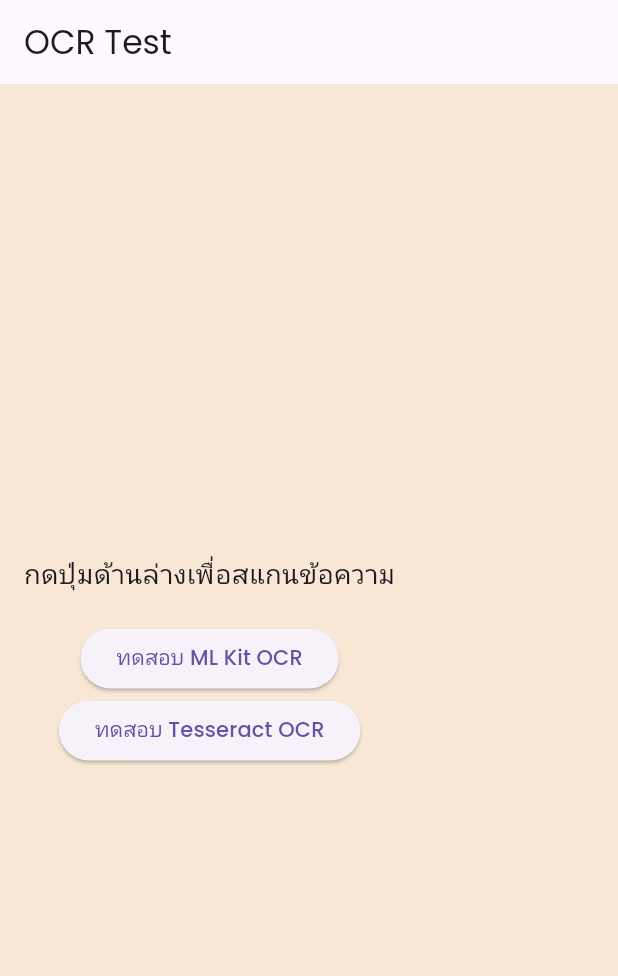
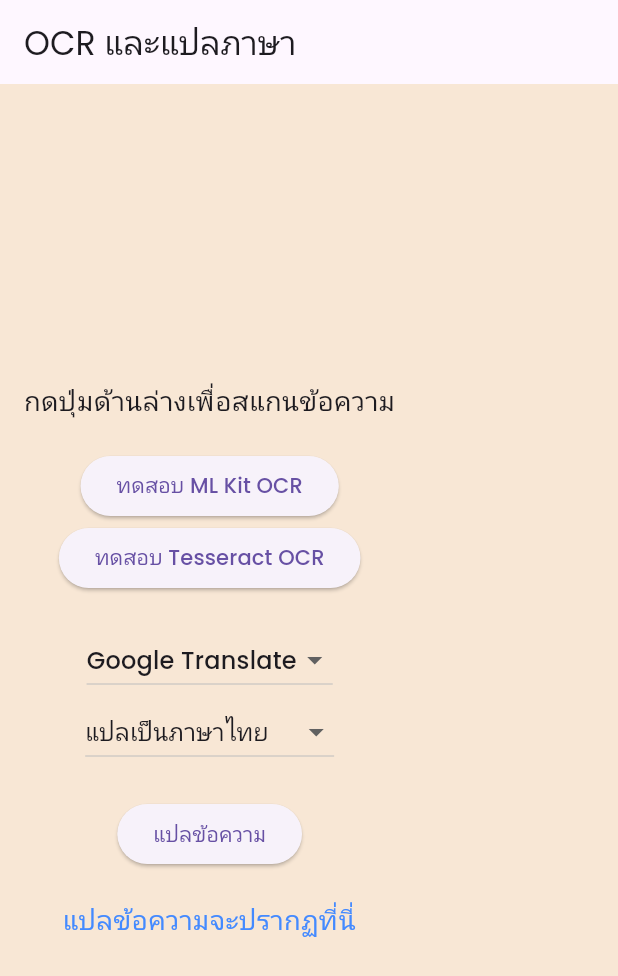
Before and after one commit to Chocomintgirls/ScreenTranslatorApp, a Flutter app: the screen it shows after launch, on a phone screen of 412 x 824 dp. Shown: the top 976 px of the screen. Run offline on Flutter 3.47's test engine with Material 3 defaults, Android fonts, the phone set to English and light mode, and no system bars; our stand-ins replace google_fonts, image_picker, permission_handler, screenshot, shared_preferences; missing offline and left inert: flutter_overlay_window, flutter_tesseract_ocr, google_mlkit_text_recognition, translator.

Commit message:
update google translate

```diff
--- a/lib/main.dart
+++ b/lib/main.dart
@@ -9,6 +9,7 @@
 import 'package:path_provider/path_provider.dart';
 import 'package:google_mlkit_text_recognition/google_mlkit_text_recognition.dart';
 import 'package:flutter_tesseract_ocr/flutter_tesseract_ocr.dart';
+import 'package:screentranslator/TranslationService.dart';
 
 import 'FloatingButton.dart';
 
@@ -95,6 +96,9 @@
 
 class _WelcomeScreenState extends State<WelcomeScreen> {
   String extractedText = "กดปุ่มด้านล่างเพื่อสแกนข้อความ";
+  String translatedText = "แปลข้อความจะปรากฏที่นี่";
+  String selectedTranslationAPI = "google"; // ค่าเริ่มต้นเป็น Google Translate
+  String selectedTargetLanguage = "th"; // ค่าเริ่มต้นเป็นภาษาไทย
 
   Future<void> pickImageAndExtractText(String ocrEngine) async {
     final picker = ImagePicker();
@@ -103,10 +107,26 @@
     if (pickedFile == null) return;
 
     final imageBytes = await File(pickedFile.path).readAsBytes();
-    final text = await extractText(Uint8List.fromList(imageBytes), ocrEngine: ocrEngine);
+    final text = await TranslationService.extractText(Uint8List.fromList(imageBytes), ocrEngine: ocrEngine);
 
     setState(() {
       extractedText = text;
+    });
+  }
+
+  Future<void> translateExtractedText() async {
+    if (extractedText.isEmpty || extractedText == "กดปุ่มด้านล่างเพื่อสแกนข้อความ") {
+      return;
+    }
+
+    String translated = await TranslationService.translateText(
+      extractedText,
+      toLanguage: selectedTargetLanguage,
+      translationAPI: selectedTranslationAPI,
+    );
+
+    setState(() {
+      translatedText = translated;
     });
   }
 
@@ -123,7 +143,8 @@
       return recognizedText.text;
     } else {
       final extractedText = await FlutterTesseractOcr.extractText(
-        tempPath, language: 'eng',
+        tempPath,
+        language: 'eng',
         args: {"psm": "4", "preserve_interword_spaces": "1"},
       );
       return extractedText;
@@ -133,13 +154,17 @@
   @override
   Widget build(BuildContext context) {
     return Scaffold(
-      appBar: AppBar(title: Text("OCR Test")),
+      appBar: AppBar(title: Text("OCR และแปลภาษา")),
       body: Padding(
         padding: const EdgeInsets.all(16.0),
         child: Column(
           mainAxisAlignment: MainAxisAlignment.center,
           children: [
-            Text(extractedText, textAlign: TextAlign.center, style: TextStyle(fontSize: 18)),
+            Text(
+              extractedText,
+              textAlign: TextAlign.center,
+              style: TextStyle(fontSize: 18),
+            ),
             SizedBox(height: 20),
             ElevatedButton(
               onPressed: () => pickImageAndExtractText('mlkit'),
@@ -149,6 +174,47 @@
               onPressed: () => pickImageAndExtractText('tesseract'),
               child: Text("ทดสอบ Tesseract OCR"),
             ),
+            SizedBox(height: 20),
+
+            // Dropdown สำหรับเลือก API แปลภาษา
+            DropdownButton<String>(
+              value: selectedTranslationAPI,
+              items: [
+                DropdownMenuItem(value: "google", child: Text("Google Translate")),
+                DropdownMenuItem(value: "gpt4o", child: Text("GPT-4o Mini")),
+              ],
+              onChanged: (value) {
+                setState(() {
+                  selectedTranslationAPI = value!;
+                });
+              },
+            ),
+
+            // Dropdown สำหรับเลือกภาษาปลายทาง
+            DropdownButton<String>(
+              value: selectedTargetLanguage,
+              items: [
+                DropdownMenuItem(value: "th", child: Text("แปลเป็นภาษาไทย")),
+                DropdownMenuItem(value: "en", child: Text("แปลเป็นภาษาอังกฤษ")),
+              ],
+              onChanged: (value) {
+                setState(() {
+                  selectedTargetLanguage = value!;
+                });
+              },
+            ),
+
+            SizedBox(height: 20),
+            ElevatedButton(
+              onPressed: translateExtractedText,
+              child: Text("แปลข้อความ"),
+            ),
+            SizedBox(height: 20),
+            Text(
+              translatedText,
+              textAlign: TextAlign.center,
+              style: TextStyle(fontSize: 18, color: Colors.blueAccent),
+            ),
           ],
         ),
       ),
```
Also changed, not shown: lib/TranslationService.dart (+42 -72 lines).
